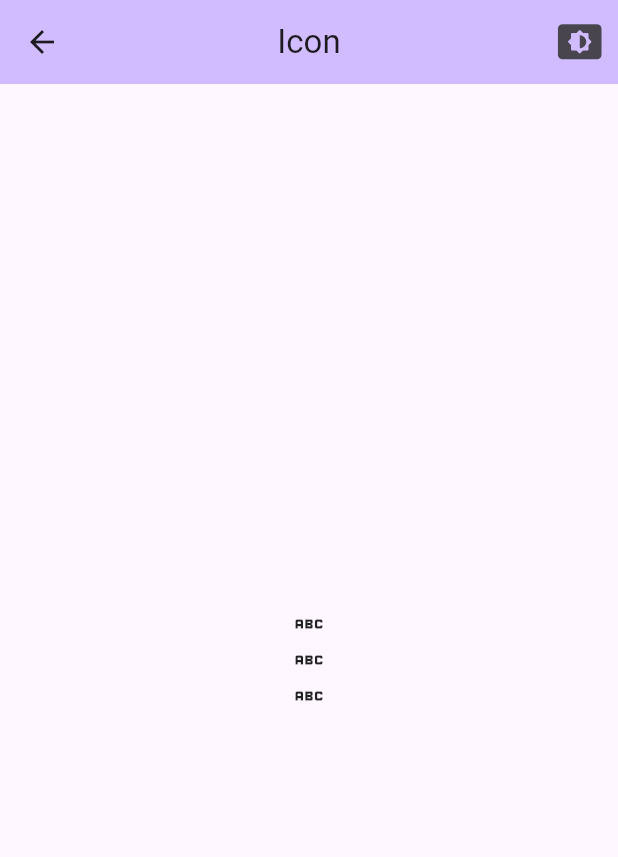
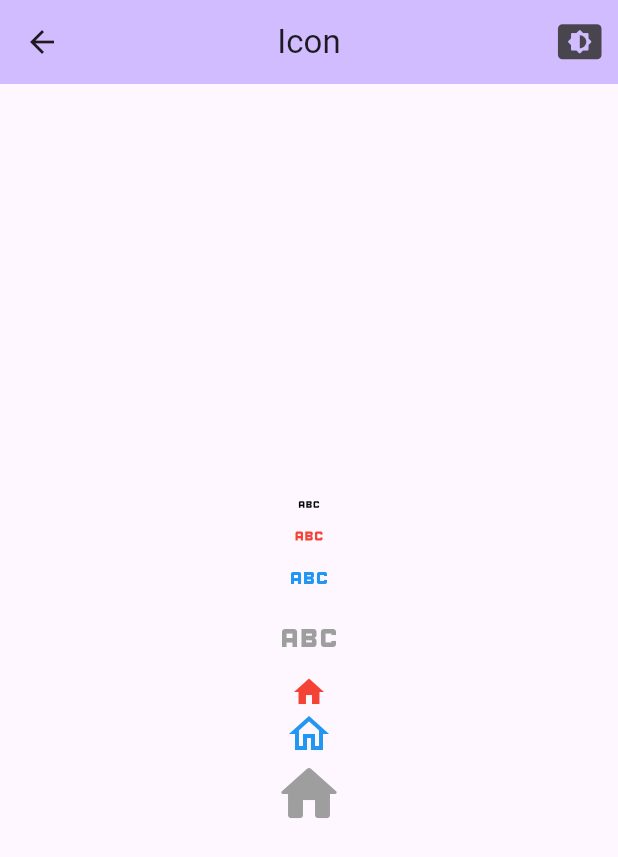
Before and after one commit to Kostarkia/flutter_learning, a Flutter app: the screen it shows after launch, after a tap on "Icon", on a phone screen of 412 x 824 dp. Shown: the top 857 px of the screen. Run offline on Flutter 3.47's test engine with Material 3 defaults, Android fonts, the phone set to English and light mode, and no system bars.

Commit message:
Icon Compenents in updated

```diff
--- a/lib/pages/components/icon_components.dart
+++ b/lib/pages/components/icon_components.dart
@@ -2,22 +2,51 @@ import 'package:flutter/material.dart';
 import 'package:flutter_learning/pages/components/app_bar_components.dart';
 
 class IconComponents extends StatelessWidget {
-  const IconComponents({super.key, required this.title});
+  IconComponents({super.key, required this.title});
   final String title;
+  final IconColors iconColors = IconColors();
+  final IconSizes iconSizes = IconSizes();
+  final IconTypes iconTypes = IconTypes();
 
   @override
   Widget build(BuildContext context) {
     return Scaffold(
       appBar: buildAppBar(context, title),
-      body: const Center(
+      body: Center(
           child: Column(
         mainAxisAlignment: MainAxisAlignment.center,
         children: [
-          Icon(Icons.abc),
-          Icon(Icons.abc),
-          Icon(Icons.abc),
+          Icon(Icons.abc, size: iconSizes.small, color: iconColors.dark),
+          Icon(Icons.abc, size: iconSizes.medium, color: iconColors.danger),
+          Icon(Icons.abc, size: iconSizes.large, color: iconColors.primary),
+          Icon(Icons.abc, size: iconSizes.extraLarge, color: iconColors.secondary),
+          Icon(iconTypes.homeFilled, size: iconSizes.medium, color: iconColors.danger),
+          Icon(iconTypes.homeOutlined, size: iconSizes.large, color: iconColors.primary),
+          Icon(iconTypes.homeRounded, size: iconSizes.extraLarge, color: iconColors.secondary)
         ],
       )),
     );
   }
 }
+
+class IconSizes {
+  final double small = 18;
+  final double medium = 24;
+  final double large = 32;
+  final double extraLarge = 48;
+}
+
+class IconColors {
+  final Color primary = Colors.blue;
+  final Color secondary = Colors.grey;
+  final Color danger = Colors.red;
+  final Color light = Colors.white;
+  final Color dark = Colors.black;
+  final Color backStage = Colors.yellow;
+}
+
+class IconTypes {
+  final IconData homeFilled = Icons.home;
+  final IconData homeOutlined = Icons.home_outlined;
+  final IconData homeRounded = Icons.home_rounded;
+}
--- a/lib/pages/home_page.dart
+++ b/lib/pages/home_page.dart
@@ -81,7 +81,7 @@ class ButtonGrid extends StatelessWidget {
           Navigator.push(
             context,
             MaterialPageRoute(
-                builder: (context) => const IconComponents(title: 'Icon')),
+                builder: (context) => IconComponents(title: 'Icon')),
           );
         },
       ),
```
